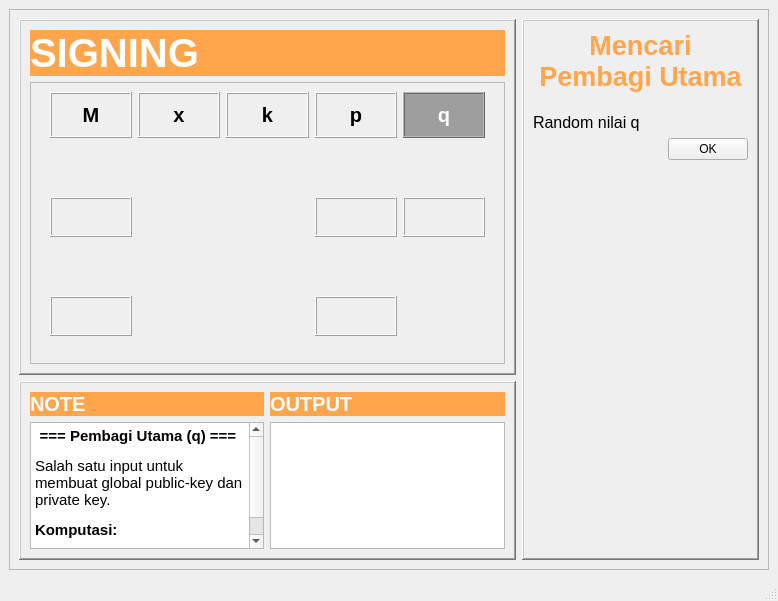
First picture: the form in Ketiga.ui, repository Rufaidah/Visualization-of-the-Digital-Signature-Process, before the edit.
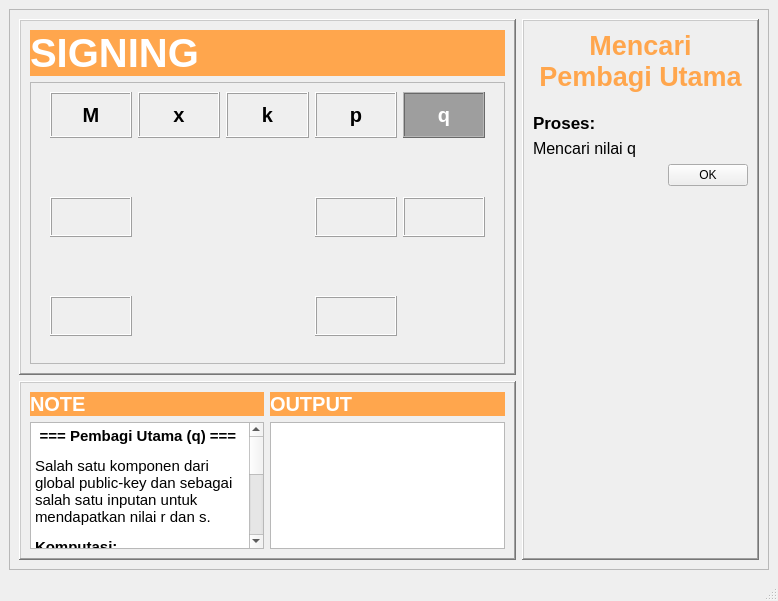
Second picture: the form after the edit.

Patch:
```diff
--- a/Ketiga.ui
+++ b/Ketiga.ui
@@ -1025,9 +1025,13 @@
 p, li { white-space: pre-wrap; }
 &lt;/style&gt;&lt;/head&gt;&lt;body style=&quot; font-family:'Ubuntu'; font-size:11pt; font-weight:400; font-style:normal;&quot;&gt;
 &lt;p align=&quot;center&quot; style=&quot; margin-top:12px; margin-bottom:12px; margin-left:0px; margin-right:0px; -qt-block-indent:0; text-indent:0px;&quot;&gt;&lt;span style=&quot; font-weight:600;&quot;&gt;=== Pembagi Utama (q) === &lt;/span&gt;&lt;/p&gt;
-&lt;p style=&quot; margin-top:12px; margin-bottom:12px; margin-left:0px; margin-right:0px; -qt-block-indent:0; text-indent:0px;&quot;&gt;Salah satu input untuk membuat global public-key dan private key.&lt;/p&gt;
+&lt;p style=&quot; margin-top:12px; margin-bottom:12px; margin-left:0px; margin-right:0px; -qt-block-indent:0; text-indent:0px;&quot;&gt;Salah satu komponen dari global public-key dan sebagai salah satu inputan untuk mendapatkan nilai r dan s.&lt;/p&gt;
 &lt;p style=&quot; margin-top:12px; margin-bottom:12px; margin-left:0px; margin-right:0px; -qt-block-indent:0; text-indent:0px;&quot;&gt;&lt;span style=&quot; font-weight:600;&quot;&gt;Komputasi:  &lt;/span&gt;&lt;/p&gt;
-&lt;p style=&quot; margin-top:12px; margin-bottom:12px; margin-left:0px; margin-right:0px; -qt-block-indent:0; text-indent:0px;&quot;&gt;&lt;span style=&quot; font-weight:600;&quot;&gt;2^159 &amp;lt; q &amp;lt; 2^160&lt;/span&gt; &lt;/p&gt;&lt;/body&gt;&lt;/html&gt;</string>
+&lt;p style=&quot; margin-top:12px; margin-bottom:12px; margin-left:0px; margin-right:0px; -qt-block-indent:0; text-indent:0px;&quot;&gt;Pembagi utama dari (p-1)&lt;/p&gt;
+&lt;p style=&quot; margin-top:12px; margin-bottom:12px; margin-left:0px; margin-right:0px; -qt-block-indent:0; text-indent:0px;&quot;&gt;&lt;span style=&quot; font-weight:600;&quot;&gt;2^159 &amp;lt; q &amp;lt; 2^160&lt;/span&gt; &lt;/p&gt;
+&lt;p style=&quot; margin-top:12px; margin-bottom:12px; margin-left:0px; margin-right:0px; -qt-block-indent:0; text-indent:0px;&quot;&gt;*pada studi kasus diganti menjadi &lt;/p&gt;
+&lt;p style=&quot; margin-top:12px; margin-bottom:12px; margin-left:0px; margin-right:0px; -qt-block-indent:0; text-indent:0px;&quot;&gt;&lt;span style=&quot; font-weight:600;&quot;&gt;2 &amp;lt; q &amp;lt; (p-1)/100&lt;/span&gt;&lt;/p&gt;
+&lt;p style=&quot; margin-top:12px; margin-bottom:12px; margin-left:0px; margin-right:0px; -qt-block-indent:0; text-indent:0px;&quot;&gt;nilai pembagi utama diambil dari yang paling besar&lt;/p&gt;&lt;/body&gt;&lt;/html&gt;</string>
                     </property>
                    </widget>
                   </item>
@@ -1118,6 +1122,20 @@
                 <property name="topMargin">
                  <number>15</number>
                 </property>
+                <item>
+                 <widget class="QLabel" name="label_15">
+                  <property name="font">
+                   <font>
+                    <pointsize>13</pointsize>
+                    <weight>75</weight>
+                    <bold>true</bold>
+                   </font>
+                  </property>
+                  <property name="text">
+                   <string>Proses:</string>
+                  </property>
+                 </widget>
+                </item>
                 <item>
                  <widget class="QLabel" name="label_5">
                   <property name="font">
@@ -1126,7 +1144,7 @@
                    </font>
                   </property>
                   <property name="text">
-                   <string>Random nilai q</string>
+                   <string>Mencari nilai q</string>
                   </property>
                  </widget>
                 </item>
```
